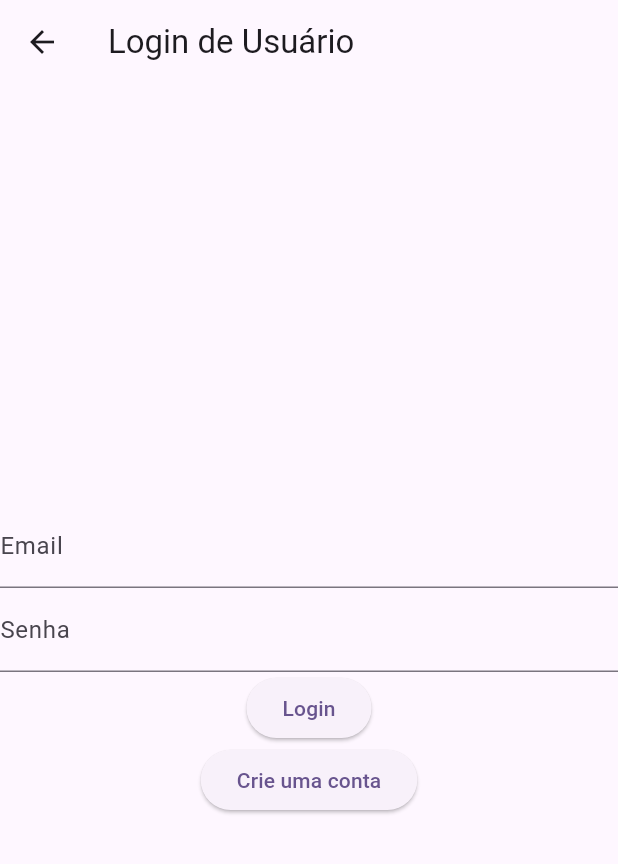
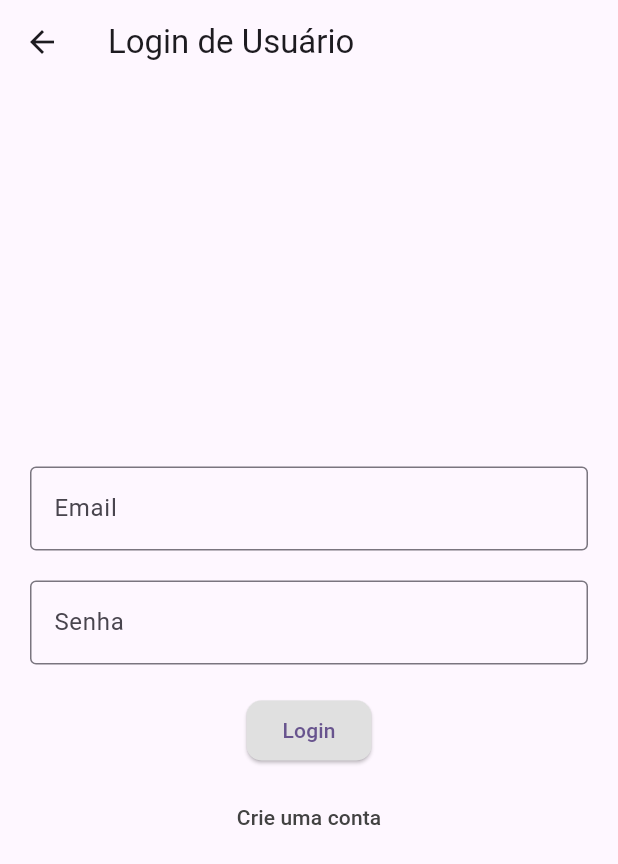
Before and after one commit to CaioSilvaUT/Front_end, a Flutter app: the screen it shows after launch, after a tap on "Login", on a phone screen of 412 x 824 dp. Shown: the top 864 px of the screen. Run offline on Flutter 3.47's test engine with Material 3 defaults, Android fonts, the phone set to English and light mode, and no system bars; network calls fail.

Commit message:
Fix:telas

```diff
--- a/lib/LoginScreen.dart
+++ b/lib/LoginScreen.dart
@@ -42,9 +42,9 @@ class UserLoginScreen extends StatelessWidget {
         // Navegar para a próxima tela do aplicativo após o login bem-sucedido
         Navigator.push(
           context,
-  MaterialPageRoute(builder: (context) => HomeScreen()),
+          MaterialPageRoute(builder: (context) => HomeScreen(//authToken: authToken
+          )),
         );
-
 
       } else {
         // Trate erros ou falhas de login
@@ -63,34 +63,59 @@ class UserLoginScreen extends StatelessWidget {
         title: Text('Login de Usuário'),
       ),
       body: Center(
+        child: Padding(
+          padding: const EdgeInsets.all(20.0),
           child: Column(
             mainAxisAlignment: MainAxisAlignment.center,
             children: [
-            TextField(
+              TextFormField(
                 controller: emailController,
-              decoration: InputDecoration(labelText: 'Email'),
+                decoration: InputDecoration(
+                  labelText: 'Email',
+                  border: OutlineInputBorder(
+                    borderSide: BorderSide(color: Colors.grey[400]!), // Definindo a cor da borda
                   ),
-            TextField(
+                ),
+              ),
+              SizedBox(height: 20),
+              TextFormField(
                 controller: senhaController,
-              decoration: InputDecoration(labelText: 'Senha'),
+                decoration: InputDecoration(
+                  labelText: 'Senha',
+                  border: OutlineInputBorder(
+                    borderSide: BorderSide(color: Colors.grey[400]!), // Definindo a cor da borda
+                  ),
+                ),
                 obscureText: true,
               ),
+              SizedBox(height: 20),
               ElevatedButton(
                 onPressed: () => loginUser(context),
+                style: ButtonStyle(
+                  backgroundColor: MaterialStateProperty.all<Color>(Colors.grey[300]!), // Definindo a cor de fundo
+                  shape: MaterialStateProperty.all<OutlinedBorder>(
+                    RoundedRectangleBorder(borderRadius: BorderRadius.circular(10.0)), // Definindo o raio da borda
+                  ),
+                ),
                 child: Text('Login'),
               ),
-            ElevatedButton(
+              SizedBox(height: 10),
+              TextButton(
                 onPressed: () {
                   Navigator.push(
                     context,
                     MaterialPageRoute(builder: (context) => UserRegistrationScreen()),
                   );
                 },
+                style: ButtonStyle(
+                  foregroundColor: MaterialStateProperty.all<Color>(Colors.grey[800]!), // Definindo a cor do texto
+                ),
                 child: Text('Crie uma conta'),
               ),
             ],
           ),
         ),
+      ),
     );
   }
 }
--- a/lib/UserRegistrationScreen.dart
+++ b/lib/UserRegistrationScreen.dart
@@ -1,48 +1,41 @@
 import 'package:flutter/material.dart';
+import 'package:http/http.dart' as http;
 import 'LoginScreen.dart';
-import 'package:http/http.dart' as http;
 import 'dart:convert';
 
 class UserRegistrationScreen extends StatelessWidget {
   final TextEditingController nomeController = TextEditingController();
   final TextEditingController emailController = TextEditingController();
-  final TextEditingController senhaController = TextEditingController(); // Adicionar controller para a senha
+  final TextEditingController senhaController = TextEditingController();
 
-  Future<void> registerUser() async {
+  Future<void> registerUser(BuildContext context) async {
     String nome = nomeController.text;
     String email = emailController.text;
-    String senha = senhaController.text; // Obter senha do controller
+    String senha = senhaController.text;
 
-    // URL da sua rota de API para cadastrar usuários
     String url = 'http://localhost:3000/cadastrar_usuario';
-;
 
     try {
-    // Converta os dados para JSON usando jsonEncode
       String jsonData = jsonEncode({
         'nome': nome,
         'email': email,
         'senha': senha,
       });
-
-    // Faça uma solicitação POST para o servidor com os dados do novo usuário
       var response = await http.post(
         Uri.parse(url),
         headers: <String, String>{
-        'Content-Type': 'application/json; charset=UTF-8', // Especifique o tipo de conteúdo como JSON
+          'Content-Type': 'application/json; charset=UTF-8',
         },
-      body: jsonData, // Envie os dados JSON no corpo da solicitação
+        body: jsonData,
       );
 
       if (response.statusCode == 200) {
         // Cadastro bem-sucedido
         print('Usuário cadastrado com sucesso!');
       } else {
-        // Trate erros ou falhas de cadastro
         print('Erro ao cadastrar usuário: ${response.body}');
       }
     } catch (e) {
-      // Trate erros de conexão ou outras exceções
       print('Erro ao conectar ao servidor: $e');
     }
   }
@@ -54,26 +47,55 @@ class UserRegistrationScreen extends StatelessWidget {
         title: Text('Cadastro de Usuário'),
       ),
       body: Center(
+        child: Padding(
+          padding: const EdgeInsets.all(20.0),
           child: Column(
             mainAxisAlignment: MainAxisAlignment.center,
             children: [
-            TextField(
+              TextFormField(
                 controller: nomeController,
-              decoration: InputDecoration(labelText: 'Nome'),
+                decoration: InputDecoration(
+                  labelText: 'Nome',
+                  border: OutlineInputBorder(
+                    borderSide: BorderSide(color: Colors.grey[400]!),
                   ),
-            TextField(
+                ),
+              ),
+              SizedBox(height: 20),
+              TextFormField(
                 controller: emailController,
-              decoration: InputDecoration(labelText: 'Email'),
+                decoration: InputDecoration(
+                  labelText: 'Email',
+                  border: OutlineInputBorder(
+                    borderSide: BorderSide(color: Colors.grey[400]!),
                   ),
-            TextField(
+                ),
+              ),
+              SizedBox(height: 20),
+              TextFormField(
                 controller: senhaController,
-              decoration: InputDecoration(labelText: 'Senha'), // Adicionar campo para a senha
-              obscureText: true, // Ocultar a senha
+                decoration: InputDecoration(
+                  labelText: 'Senha',
+                  border: OutlineInputBorder(
+                    borderSide: BorderSide(color: Colors.grey[400]!),
                   ),
+                ),
+                obscureText: true,
+              ),
+              SizedBox(height: 20),
               ElevatedButton(
-              onPressed: registerUser,
+                onPressed: () => registerUser(context),
+                style: ButtonStyle(
+                  backgroundColor: MaterialStateProperty.all<Color>(Colors.grey[300]!),
+                  shape: MaterialStateProperty.all<OutlinedBorder>(
+                    RoundedRectangleBorder(
+                      borderRadius: BorderRadius.circular(10.0),
+                    ),
+                  ),
+                ),
                 child: Text('Cadastrar'),
               ),
+              SizedBox(height: 10),
               ElevatedButton(
                 onPressed: () {
                   Navigator.push(
@@ -81,11 +103,20 @@ class UserRegistrationScreen extends StatelessWidget {
                     MaterialPageRoute(builder: (context) => UserLoginScreen()),
                   );
                 },
+                style: ButtonStyle(
+                  backgroundColor: MaterialStateProperty.all<Color>(Colors.grey[300]!),
+                  shape: MaterialStateProperty.all<OutlinedBorder>(
+                    RoundedRectangleBorder(
+                      borderRadius: BorderRadius.circular(10.0),
+                    ),
+                  ),
+                ),
                 child: Text('Login'),
               ),
             ],
           ),
         ),
+      ),
     );
   }
 }
```
Also changed, not shown: lib/ActivityRegistrationScreen.dart (+32 -13 lines), lib/ActivityShowScreen.dart (+17 -8 lines), lib/HomeScreen.dart (+33 -2 lines). Lines whose indentation alone changed are shown as unchanged.
